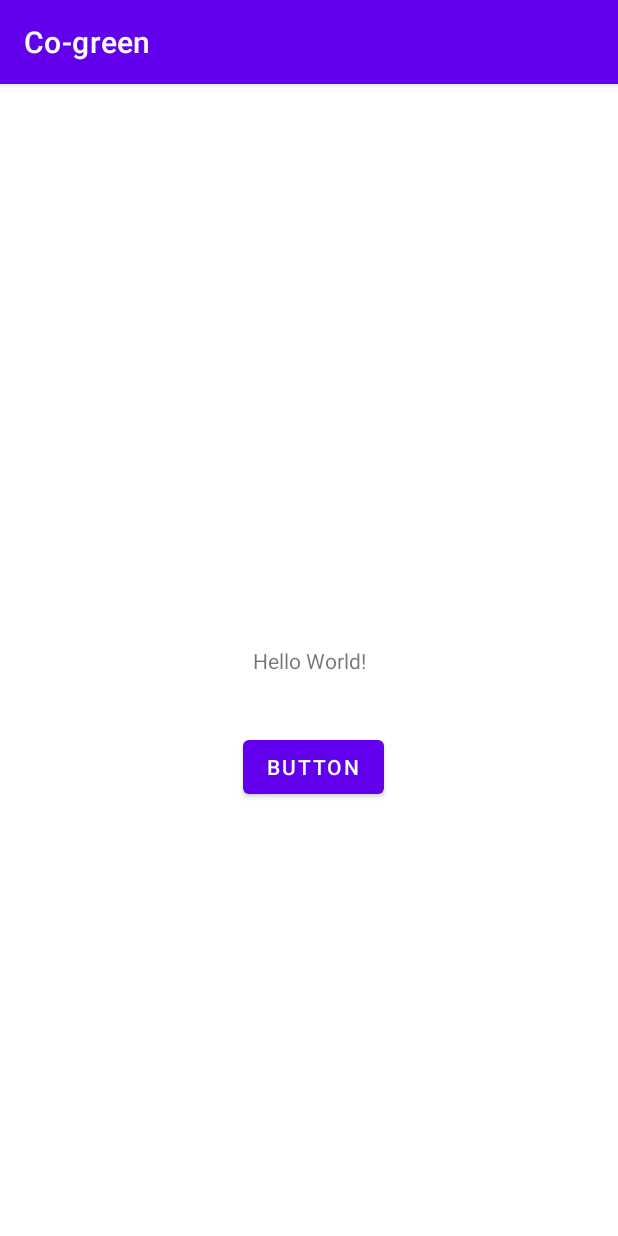
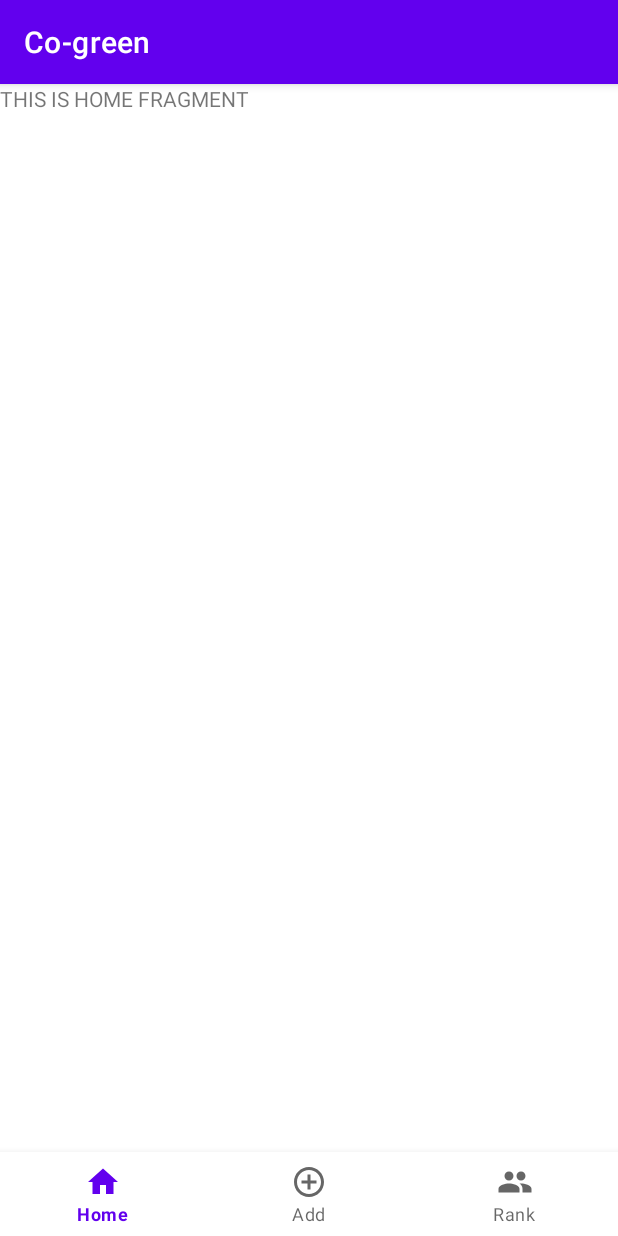
Before and after one commit to gunehee6566/Co_green, an Android app: the screen it shows after launch once a user with an empty profile is signed in (MainActivity), on a phone screen of 412 x 824 dp. Run offline under Robolectric (Android 15) with nearby library versions, the light colour scheme and no system bars; our stand-ins replace Firebase (no records; nobody signed in at launch, a user with empty details on screens opened directly).

Commit message:
added bottom navigation

```diff
--- a/app/build.gradle
+++ b/app/build.gradle
@@ -36,6 +36,8 @@ dependencies {
     implementation 'com.google.firebase:firebase-auth:21.0.1'
     implementation 'com.google.firebase:firebase-database:20.0.2'
     implementation 'com.android.volley:volley:1.2.1'
+    implementation 'com.google.code.gson:gson:2.8.9'
+    implementation 'androidx.legacy:legacy-support-v4:1.0.0'
     testImplementation 'junit:junit:4.+'
     androidTestImplementation 'androidx.test.ext:junit:1.1.3'
     androidTestImplementation 'androidx.test.espresso:espresso-core:3.4.0'
--- a/app/src/main/AndroidManifest.xml
+++ b/app/src/main/AndroidManifest.xml
@@ -1,6 +1,7 @@
 <?xml version="1.0" encoding="utf-8"?>
 <manifest xmlns:android="http://schemas.android.com/apk/res/android"
     package="ca.bcit.co_green">
+
     <uses-permission android:name="android.permission.INTERNET" />
 
     <application
--- /dev/null
+++ b/app/src/main/java/ca/bcit/co_green/HomeFragment.java
@@ -0,0 +1,18 @@
+package ca.bcit.co_green;
+
+import android.os.Bundle;
+
+import androidx.fragment.app.Fragment;
+
+import android.view.LayoutInflater;
+import android.view.View;
+import android.view.ViewGroup;
+
+public class HomeFragment extends Fragment {
+    @Override
+    public View onCreateView(LayoutInflater inflater, ViewGroup container,
+                             Bundle savedInstanceState) {
+        // Inflate the layout for this fragment
+        return inflater.inflate(R.layout.fragment_home, container, false);
+    }
+}
--- a/app/src/main/java/ca/bcit/co_green/MainActivity.java
+++ b/app/src/main/java/ca/bcit/co_green/MainActivity.java
@@ -1,10 +1,13 @@
 package ca.bcit.co_green;
 
+import androidx.annotation.NonNull;
 import androidx.appcompat.app.AppCompatActivity;
+import androidx.fragment.app.FragmentManager;
 
 import android.content.Intent;
 import android.os.Bundle;
 import android.text.TextUtils;
+import android.view.MenuItem;
 import android.view.View;
 import android.widget.Button;
 import android.widget.EditText;
@@ -12,21 +15,43 @@ import android.widget.Toast;
 
 import com.google.android.gms.tasks.OnSuccessListener;
 import com.google.android.gms.tasks.Task;
+import com.google.android.material.bottomnavigation.BottomNavigationView;
+import com.google.android.material.navigation.NavigationBarView;
 import com.google.firebase.database.DatabaseReference;
 import com.google.firebase.database.FirebaseDatabase;
 
 public class MainActivity extends AppCompatActivity {
+    BottomNavigationView bottomNavigation;
+
     @Override
     protected void onCreate(Bundle savedInstanceState) {
         super.onCreate(savedInstanceState);
         setContentView(R.layout.activity_main);
-
-
-
+        FragmentManager manager = getSupportFragmentManager();
+        manager.beginTransaction().replace(R.id.frame, new HomeFragment()).commit();
+        bottomNavigation = findViewById(R.id.bottom_navigation);
+        bottomNavigation.setOnItemSelectedListener(new NavigationBarView.OnItemSelectedListener() {
+            @Override
+            public boolean onNavigationItemSelected(@NonNull MenuItem item) {
+                Intent i;
+                switch(item.getItemId()) {
+                    case R.id.page_home:
+                        manager.beginTransaction().replace(R.id.frame, new HomeFragment()).commit();
+                        return true;
+                    case R.id.page_add:
+                        i = new Intent(getApplicationContext(), InputActivity.class);
+                        startActivity(i);
+                        return true;
+                    case R.id.page_rank:
+                        manager.beginTransaction().replace(R.id.frame, new RankingFragment()).commit();
+                        return true;
+                }
+                return false;
+            }
+        });
     }
 
     public void goToInput(View view) {
-
         Intent k = new Intent(this, InputActivity.class);
         startActivity(k);
     }
--- /dev/null
+++ b/app/src/main/res/drawable/ic_baseline_add_circle_outline_24.xml
@@ -0,0 +1,10 @@
+<vector xmlns:android="http://schemas.android.com/apk/res/android"
+    android:width="24dp"
+    android:height="24dp"
+    android:viewportWidth="24"
+    android:viewportHeight="24"
+    android:tint="?attr/colorControlNormal">
+  <path
+      android:fillColor="@android:color/white"
+      android:pathData="M13,7h-2v4L7,11v2h4v4h2v-4h4v-2h-4L13,7zM12,2C6.48,2 2,6.48 2,12s4.48,10 10,10 10,-4.48 10,-10S17.52,2 12,2zM12,20c-4.41,0 -8,-3.59 -8,-8s3.59,-8 8,-8 8,3.59 8,8 -3.59,8 -8,8z"/>
+</vector>
--- /dev/null
+++ b/app/src/main/res/drawable/ic_baseline_home_24.xml
@@ -0,0 +1,10 @@
+<vector xmlns:android="http://schemas.android.com/apk/res/android"
+    android:width="24dp"
+    android:height="24dp"
+    android:viewportWidth="24"
+    android:viewportHeight="24"
+    android:tint="?attr/colorControlNormal">
+  <path
+      android:fillColor="@android:color/white"
+      android:pathData="M10,20v-6h4v6h5v-8h3L12,3 2,12h3v8z"/>
+</vector>
--- /dev/null
+++ b/app/src/main/res/drawable/ic_baseline_people_24.xml
@@ -0,0 +1,10 @@
+<vector xmlns:android="http://schemas.android.com/apk/res/android"
+    android:width="24dp"
+    android:height="24dp"
+    android:viewportWidth="24"
+    android:viewportHeight="24"
+    android:tint="?attr/colorControlNormal">
+  <path
+      android:fillColor="@android:color/white"
+      android:pathData="M16,11c1.66,0 2.99,-1.34 2.99,-3S17.66,5 16,5c-1.66,0 -3,1.34 -3,3s1.34,3 3,3zM8,11c1.66,0 2.99,-1.34 2.99,-3S9.66,5 8,5C6.34,5 5,6.34 5,8s1.34,3 3,3zM8,13c-2.33,0 -7,1.17 -7,3.5L1,19h14v-2.5c0,-2.33 -4.67,-3.5 -7,-3.5zM16,13c-0.29,0 -0.62,0.02 -0.97,0.05 1.16,0.84 1.97,1.97 1.97,3.45L17,19h6v-2.5c0,-2.33 -4.67,-3.5 -7,-3.5z"/>
+</vector>
--- a/app/src/main/res/layout/activity_main.xml
+++ b/app/src/main/res/layout/activity_main.xml
@@ -1,34 +1,20 @@
 <?xml version="1.0" encoding="utf-8"?>
-<androidx.constraintlayout.widget.ConstraintLayout xmlns:android="http://schemas.android.com/apk/res/android"
+<RelativeLayout xmlns:android="http://schemas.android.com/apk/res/android"
     xmlns:app="http://schemas.android.com/apk/res-auto"
     xmlns:tools="http://schemas.android.com/tools"
     android:layout_width="match_parent"
     android:layout_height="match_parent"
+    android:orientation="vertical"
     tools:context=".MainActivity">
+    <FrameLayout
+        android:id="@+id/frame"
+        android:layout_width="match_parent"
+        android:layout_height="match_parent"/>
 
-    <TextView
-        android:id="@+id/textView"
-        android:layout_width="wrap_content"
+    <com.google.android.material.bottomnavigation.BottomNavigationView
+        android:id="@+id/bottom_navigation"
+        android:layout_width="match_parent"
         android:layout_height="wrap_content"
-        android:text="Hello World!"
-        app:layout_constraintBottom_toBottomOf="parent"
-        app:layout_constraintLeft_toLeftOf="parent"
-        app:layout_constraintRight_toRightOf="parent"
-        app:layout_constraintTop_toTopOf="parent" />
-
-    <Button
-        android:id="@+id/button2"
-        android:layout_width="wrap_content"
-        android:layout_height="wrap_content"
-        android:layout_marginStart="161dp"
-        android:layout_marginTop="28dp"
-        android:layout_marginEnd="156dp"
-        android:layout_marginBottom="279dp"
-        android:text="Button"
-        app:layout_constraintBottom_toBottomOf="parent"
-        app:layout_constraintEnd_toEndOf="parent"
-        app:layout_constraintStart_toStartOf="parent"
-        app:layout_constraintTop_toBottomOf="@+id/textView"
-        android:onClick="goToInput"/>
-
-</androidx.constraintlayout.widget.ConstraintLayout>
+        android:layout_alignParentBottom="true"
+        app:menu="@menu/bottom_navigation_menu" />
+</RelativeLayout>
--- /dev/null
+++ b/app/src/main/res/layout/fragment_home.xml
@@ -0,0 +1,14 @@
+<?xml version="1.0" encoding="utf-8"?>
+<FrameLayout xmlns:android="http://schemas.android.com/apk/res/android"
+    xmlns:tools="http://schemas.android.com/tools"
+    android:layout_width="match_parent"
+    android:layout_height="match_parent"
+    android:id="@+id/home_fragment"
+    tools:context=".HomeFragment">
+
+    <TextView
+        android:layout_width="match_parent"
+        android:layout_height="match_parent"
+        android:text="THIS IS HOME FRAGMENT" />
+
+</FrameLayout>
--- /dev/null
+++ b/app/src/main/res/menu/bottom_navigation_menu.xml
@@ -0,0 +1,18 @@
+<?xml version="1.0" encoding="utf-8"?>
+<menu xmlns:android="http://schemas.android.com/apk/res/android">
+    <item
+        android:id="@+id/page_home"
+        android:enabled="true"
+        android:icon="@drawable/ic_baseline_home_24"
+        android:title="@string/home" />
+    <item
+        android:id="@+id/page_add"
+        android:enabled="true"
+        android:icon="@drawable/ic_baseline_add_circle_outline_24"
+        android:title="@string/add" />
+    <item
+        android:id="@+id/page_rank"
+        android:enabled="true"
+        android:icon="@drawable/ic_baseline_people_24"
+        android:title="@string/rank" />
+</menu>
--- a/app/src/main/res/values/strings.xml
+++ b/app/src/main/res/values/strings.xml
@@ -15,6 +15,12 @@
     <string name="lifestyle_electricity">Electricity used</string>
     <string name="lifestyle_electricity_unit">KWH</string>
 
+    <string name="home">Home</string>
+    <string name="add">Add</string>
+    <string name="rank">Rank</string>
+
 
     <string name="TOKEN">GAPCRCRTCF4RVRMT6K9W1YMK226K</string>
+    <!-- TODO: Remove or change this placeholder text -->
+    <string name="hello_blank_fragment">Hello blank fragment</string>
 </resources>
```
Also changed, not shown: app/src/main/java/ca/bcit/co_green/InputActivity.java (+10 -2 lines), app/src/main/java/ca/bcit/co_green/RankingFragment.java (added, +38 -0 lines), app/src/main/res/layout/activity_input.xml (+5 -4 lines), app/src/main/res/layout/fragment_ranking.xml (added, +14 -0 lines).
